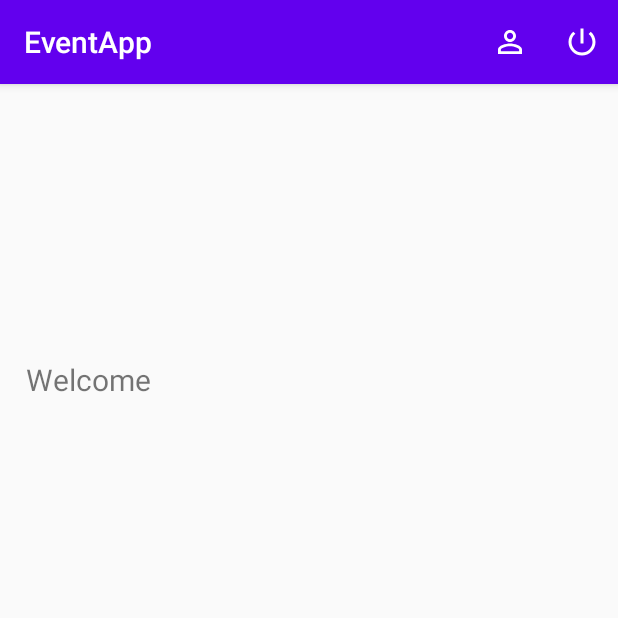
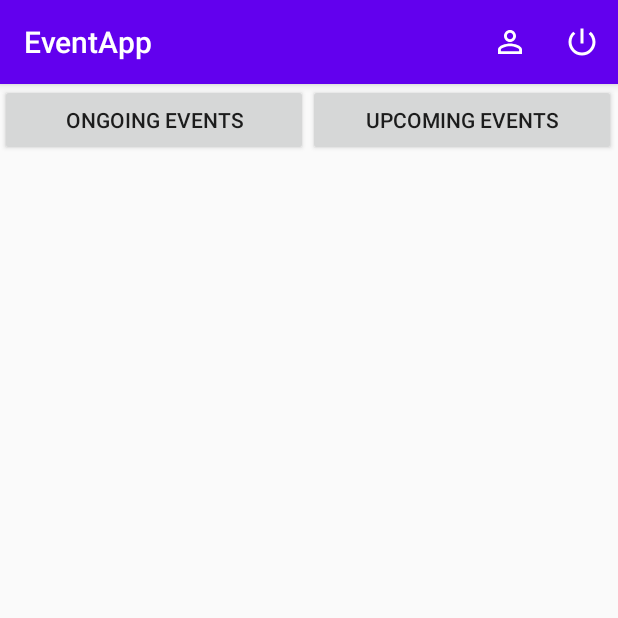
Before and after one commit to vaidehi4rk/EventApp, an Android app: the HomePage screen opened directly, with no data from a screen before it, on a phone screen of 412 x 824 dp, the top half of it. Run offline under Robolectric (Android 15) with nearby library versions, the phone set to English and light mode, and no system bars; Roboto replaces fonts that are not available here; 2 statements that could not run were skipped.

Commit message:
Fourth Commit

```diff
--- a/app/src/main/java/com/example/eventapp/DatabaseHelper.java
+++ b/app/src/main/java/com/example/eventapp/DatabaseHelper.java
@@ -21,6 +21,7 @@ public class DatabaseHelper extends SQLiteOpenHelper {
     public void onCreate(SQLiteDatabase db) {
             db.execSQL("create table register (id integer primary key autoincrement, name text,email text, college text, mobile integer, password text)");
             db.execSQL("create table eventDetails (id integer primary key autoincrement, eventname text,dept text, pocname text, pocmobile text, pocemail text, date date, time text,location text, entryfee text)");
+
     }
 
     @Override
@@ -104,6 +105,14 @@ public class DatabaseHelper extends SQLiteOpenHelper {
         return res;
     }
 
+    //get all event details
+    public Cursor getEventRecords() {
+        db=this.getWritableDatabase();
+        Cursor res=db.rawQuery("select * from eventDetails",null);
+        return res;
+    }
+
+
     //update user profile details
     public boolean updateUser(Integer id,String name, String email, String college, String mobile ,String password)
     {
@@ -125,4 +134,12 @@ public class DatabaseHelper extends SQLiteOpenHelper {
         else
             return true;*/
     }
+
+    /*public  boolean deleteEvent()
+    {
+        SQLiteDatabase db=this.getWritableDatabase();
+        db.execSQL("DELETE FROM eventDetails WHERE eventname='gk quiz'");
+        return true;
+
+    }*/
 }
--- a/app/src/main/java/com/example/eventapp/HomePage.java
+++ b/app/src/main/java/com/example/eventapp/HomePage.java
@@ -5,36 +5,152 @@ import androidx.appcompat.app.AppCompatActivity;
 
 import android.content.DialogInterface;
 import android.content.Intent;
+import android.database.Cursor;
 import android.os.Bundle;
 import android.util.Log;
 import android.view.Menu;
 import android.view.MenuInflater;
 import android.view.MenuItem;
 import android.view.View;
+import android.widget.Button;
 import android.widget.EditText;
+import android.widget.LinearLayout;
+import android.widget.ListView;
 import android.widget.TextView;
+import android.widget.Toast;
 
 import org.w3c.dom.Text;
 
+import java.text.SimpleDateFormat;
+import java.util.ArrayList;
+import java.util.Calendar;
+import java.util.List;
+
 public class HomePage extends AppCompatActivity {
-
-    TextView welcome,uname,logout;
     User user;
     int id=0;
     String name;
+    Cursor data;
+    Button ongoing,upgoing;
+    DatabaseHelper db;
+    ArrayList<Ongoing> oEvents;
+    ListView listView;
+    Ongoing o;
+       String date,name1;
+    StringBuffer c1;
+    LinearLayout layout;
+    homepage_listadapter adpt;
+
 
     @Override
     protected void onCreate(Bundle savedInstanceState) {
         super.onCreate(savedInstanceState);
         setContentView(R.layout.activity_home_page);
 
+        ongoing=(Button)findViewById(R.id.ongoing);
+        upgoing=(Button)findViewById(R.id.upcoming);
+       layout=(LinearLayout)findViewById(R.id.linear);
+        listView = (ListView)findViewById(R.id.listview1);
 
 
 
 
-        welcome=(TextView) findViewById(R.id.name);
-        uname=(TextView)findViewById(R.id.username);
-        logout=(TextView)findViewById(R.id.logout);
+        db = new DatabaseHelper(this);
+        oEvents= new ArrayList<>();
+
+       //upcoming events
+        upgoing.setOnClickListener(new View.OnClickListener() {
+
+            @Override
+            public void onClick(View v) {
+                //layout.removeView(listView);
+//                if(!adpt.isEmpty()) {
+//                    adpt.clear();
+//                    adpt.notifyDataSetChanged();
+//                }
+//                if(adpt!=null)
+//                {
+//                    adpt.clear();
+//                    adpt.notifyDataSetChanged();
+//                    listView.setAdapter(null);
+//                }
+                //listView.setAdapter(null);
+                Calendar c = Calendar.getInstance();
+                SimpleDateFormat sdf = new SimpleDateFormat("dd/MM/yyyy");
+                String getCurrentDateTime = sdf.format(c.getTime());
+                data=db.getEventRecords();
+                Integer compare;
+                c1=new StringBuffer();
+                while(data.moveToNext())
+
+                {
+                    name1=data.getString(1);
+                    date = data.getString(6);
+                    compare = getCurrentDateTime.compareTo(date);
+                    if (compare < 0)
+                    {
+                        o = new Ongoing(name1,date);
+                        oEvents.add(o);
+                       // c1.append(name1+" "+date+"\n");
+                    }
+
+                }
+
+               // Toast.makeText(HomePage.this, c1.toString(), Toast.LENGTH_SHORT).show();
+                adpt=new homepage_listadapter(HomePage.this,R.layout.homepage_list_adapter,oEvents);
+               listView.setAdapter(null);
+               listView.setVisibility(View.GONE);
+               listView.setAdapter(adpt);
+                listView.setVisibility(View.VISIBLE);
+
+
+            }
+        });
+
+        //ongoing events
+        ongoing.setOnClickListener(new View.OnClickListener() {
+            @Override
+            public void onClick(View v) {
+
+                // Get Current Date Time
+                //adpt.clear();
+                //listView.setAdapter(null);
+//                if(adpt!=null)
+//                {
+//                    adpt.clear();
+//                    adpt.notifyDataSetChanged();
+//                    listView.setAdapter(null);
+//                }
+                Calendar c = Calendar.getInstance();
+                SimpleDateFormat sdf = new SimpleDateFormat("dd/MM/yyyy");
+                String getCurrentDateTime = sdf.format(c.getTime());
+                data=db.getEventRecords();
+                Integer compare;
+                c1=new StringBuffer();
+                while(data.moveToNext())
+
+                {
+                    name1=data.getString(1);
+                    date = data.getString(6);
+                    compare = getCurrentDateTime.compareTo(date);
+                    if (compare >= 0)
+                    {
+                        o = new Ongoing(name1,date);
+                        oEvents.add(o);
+                        c1.append(name1+" "+date+"\n");
+                    }
+
+                }
+
+                Toast.makeText(HomePage.this, c1.toString(), Toast.LENGTH_SHORT).show();
+                adpt=new homepage_listadapter(HomePage.this,R.layout.homepage_list_adapter,oEvents);
+                listView.setAdapter(adpt);
+                ongoing.setEnabled(false);
+                upgoing.setEnabled(true);
+
+
+            }
+        });
 
         //session
         user=new User(HomePage.this);
@@ -42,19 +158,9 @@ public class HomePage extends AppCompatActivity {
         name=getIntent().getExtras().getString("name");
 
 
-        uname.setText(name);
-
-
-
     }
 
-    /*public void logout(View view) {
-        new User(HomePage.this).removeUser();
-        Intent i= new Intent(getApplicationContext(), Login.class);
-        startActivity(i);
-        finish();
-    }*/
-
+//title bar
     @Override
     public boolean onCreateOptionsMenu(Menu menu) {
         MenuInflater menuInflater= getMenuInflater();
@@ -82,6 +188,8 @@ public class HomePage extends AppCompatActivity {
         return super.onOptionsItemSelected(item);
     }
 
+
+    //logout
     private void showRegistersDialog1() {
         DialogInterface.OnClickListener dialogClickListener = new DialogInterface.OnClickListener() {
 
@@ -108,4 +216,4 @@ public class HomePage extends AppCompatActivity {
                 .setNegativeButton("No", dialogClickListener).show();
 
     }
-    }
+}
--- a/app/src/main/res/layout/activity_add_event.xml
+++ b/app/src/main/res/layout/activity_add_event.xml
@@ -133,7 +133,7 @@
         android:ems="10"
         android:gravity="center"
         android:hint="*yyyy/mm/dd* format"
-        android:inputType="textPersonName"
+        android:inputType="date"
         android:textAlignment="center"
         android:textColor="#0274be"
         android:textColorHint="#3f9fff"
--- a/app/src/main/res/layout/activity_home_page.xml
+++ b/app/src/main/res/layout/activity_home_page.xml
@@ -1,41 +1,46 @@
 <?xml version="1.0" encoding="utf-8"?>
-<RelativeLayout
+<LinearLayout
     xmlns:android="http://schemas.android.com/apk/res/android"
     xmlns:app="http://schemas.android.com/apk/res-auto"
     xmlns:tools="http://schemas.android.com/tools"
     android:layout_width="match_parent"
     android:layout_height="match_parent"
+    android:orientation="vertical"
     tools:context=".HomePage">
 
+<LinearLayout
+    android:layout_width="match_parent"
+    android:layout_height="wrap_content"
+    android:orientation="horizontal">
 
-    <TextView
-        android:id="@+id/name"
-        android:layout_width="wrap_content"
+    <Button
+        android:id="@+id/ongoing"
+        android:layout_width="205dp"
         android:layout_height="wrap_content"
-        android:layout_alignParentEnd="true"
-        android:layout_alignParentRight="true"
-        android:layout_alignParentBottom="true"
-        android:layout_marginEnd="311dp"
-        android:layout_marginRight="311dp"
-        android:layout_marginBottom="557dp"
-        android:text="Welcome"
-        android:textSize="20sp"
-        tools:layout_editor_absoluteX="153dp"
-        tools:layout_editor_absoluteY="193dp" />
+        android:text="OnGOing Events"></Button>
 
-    <TextView
-        android:id="@+id/username"
-        android:layout_width="wrap_content"
+    <Button
+        android:id="@+id/upcoming"
+        android:layout_width="205dp"
         android:layout_height="wrap_content"
-        android:layout_alignParentEnd="true"
-        android:layout_alignParentRight="true"
-        android:layout_alignParentBottom="true"
-        android:layout_marginEnd="256dp"
-        android:layout_marginRight="256dp"
-        android:layout_marginBottom="557dp"
-        android:textSize="20sp"
-        tools:layout_editor_absoluteX="153dp"
-        tools:layout_editor_absoluteY="193dp" />
+        android:text="Upcoming events"></Button>
 
 
-</RelativeLayout>
+</LinearLayout>
+
+    <LinearLayout
+        android:id="@+id/linear"
+        android:layout_width="match_parent"
+        android:layout_height="match_parent"
+        android:orientation="vertical">
+
+        <ListView
+            android:id="@+id/listview1"
+            android:layout_width="match_parent"
+            android:layout_height="match_parent" />
+
+
+
+    </LinearLayout>
+
+</LinearLayout>
```
Also changed, not shown: app/src/main/java/com/example/eventapp/AdminHome.java (+13 -2 lines), app/src/main/java/com/example/eventapp/Ongoing.java (added, +31 -0 lines), app/src/main/java/com/example/eventapp/ViewEvents.java (+36 -0 lines), app/src/main/java/com/example/eventapp/eventList_Adapter.java (added, +83 -0 lines), app/src/main/java/com/example/eventapp/eventlist.java (added, +64 -0 lines), app/src/main/java/com/example/eventapp/homepage_listadapter.java (added, +63 -0 lines), app/src/main/res/layout/activity_view_events.xml (+7 -2 lines), app/src/main/res/layout/emptyview.xml (added, +7 -0 lines), app/src/main/res/layout/homepage_list_adapter.xml (added, +62 -0 lines), app/src/main/res/layout/viewevents_list_adapter.xml (added, +76 -0 lines).
